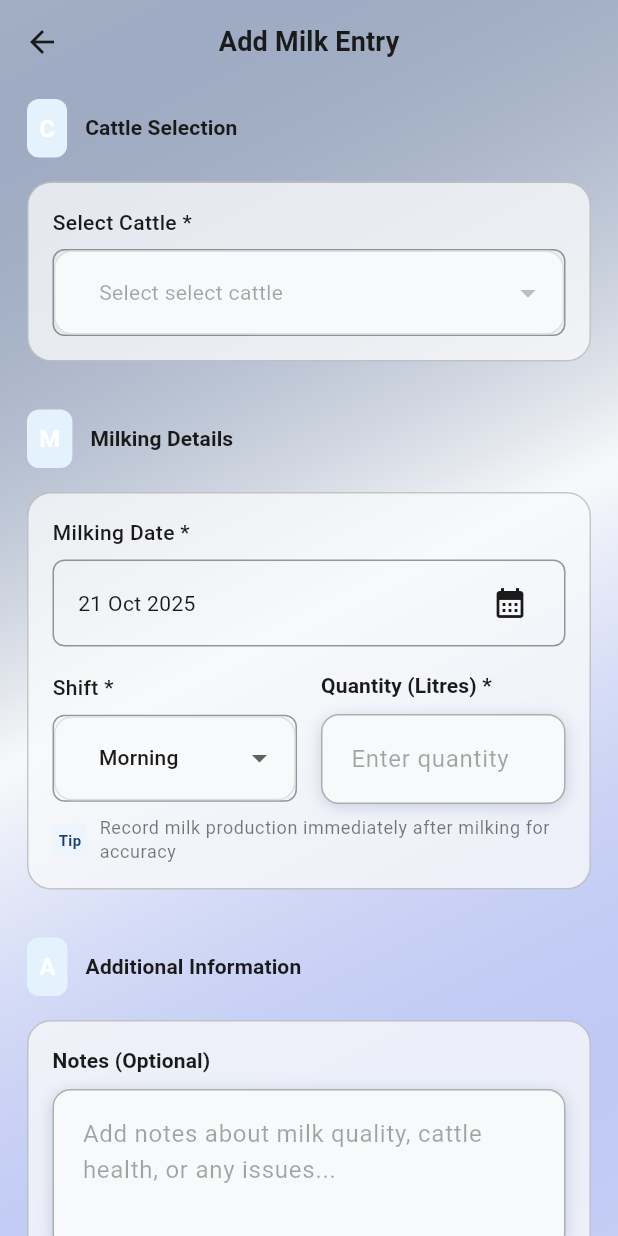
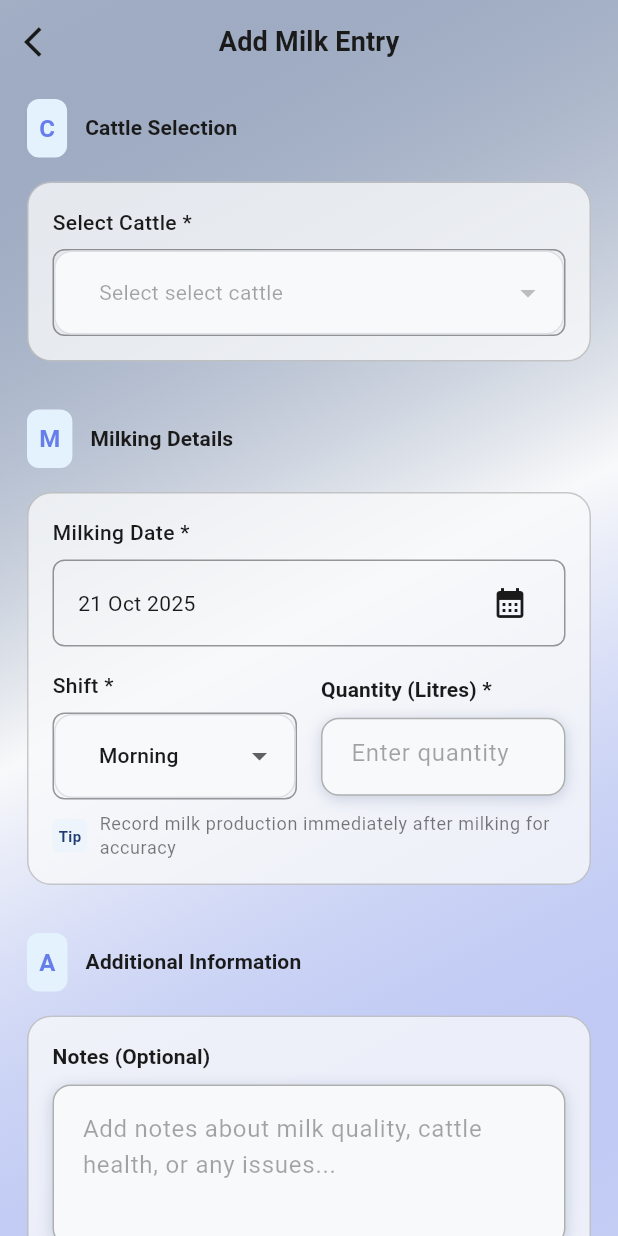
Before and after one commit to accee00/digital_dairy, a Flutter app: the AddMilkScreen screen opened by its route, on a phone screen of 412 x 824 dp. Run offline on Flutter 3.47's test engine with Material 3 defaults, Android fonts, the phone set to English and light mode, and no system bars; our stand-ins replace bloc, cached_network_image, equatable, firebase_core, flutter_bloc, flutter_dotenv and 8 more; accounts and stored records are empty.

Commit message:
Refactor:UI of milk log screen

```diff
--- a/lib/core/widget/custom_text_feild.dart
+++ b/lib/core/widget/custom_text_feild.dart
@@ -38,6 +38,7 @@ class CustomTextField extends StatelessWidget {
     this.autofocus = false,
     this.readOnly = false,
     this.onTap,
+    this.height,
   });
 
   /// The controller for managing the text input.
@@ -100,6 +101,8 @@ class CustomTextField extends StatelessWidget {
   /// A callback function that is called when the text field is tapped.
   final VoidCallback? onTap;
 
+  ///
+  final double? height;
   @override
   Widget build(BuildContext context) {
     final ColorScheme colorScheme = context.colorScheme;
@@ -119,6 +122,7 @@ class CustomTextField extends StatelessWidget {
           const SizedBox(height: 8),
         ],
         Container(
+          height: height,
           decoration: BoxDecoration(
             borderRadius: BorderRadius.circular(12),
             boxShadow: <BoxShadow>[
@@ -157,7 +161,7 @@ class CustomTextField extends StatelessWidget {
                       margin: const EdgeInsets.only(left: 16, right: 12),
                       child: Icon(
                         prefixIcon,
-                        color: colorScheme.primary.withOpacity(0.7),
+                        color: colorScheme.primary.withAlpha(178),
                         size: 22,
                       ),
                     )
@@ -183,15 +187,13 @@ class CustomTextField extends StatelessWidget {
               border: OutlineInputBorder(
                 borderRadius: BorderRadius.circular(12),
                 borderSide: BorderSide(
-                  color: colorScheme.outline.withOpacity(0.3),
-                  width: 1,
+                  color: colorScheme.outline.withAlpha(76),
                 ),
               ),
               enabledBorder: OutlineInputBorder(
                 borderRadius: BorderRadius.circular(12),
                 borderSide: BorderSide(
-                  color: colorScheme.outline.withOpacity(0.3),
-                  width: 1,
+                  color: colorScheme.outline.withAlpha(76),
                 ),
               ),
               focusedBorder: OutlineInputBorder(
@@ -200,7 +202,7 @@ class CustomTextField extends StatelessWidget {
               ),
               errorBorder: OutlineInputBorder(
                 borderRadius: BorderRadius.circular(12),
-                borderSide: BorderSide(color: colorScheme.error, width: 1),
+                borderSide: BorderSide(color: colorScheme.error),
               ),
               focusedErrorBorder: OutlineInputBorder(
                 borderRadius: BorderRadius.circular(12),
@@ -209,8 +211,7 @@ class CustomTextField extends StatelessWidget {
               disabledBorder: OutlineInputBorder(
                 borderRadius: BorderRadius.circular(12),
                 borderSide: BorderSide(
-                  color: colorScheme.outline.withOpacity(0.2),
-                  width: 1,
+                  color: colorScheme.outline.withAlpha(51),
                 ),
               ),
               errorStyle: textTheme.bodySmall?.copyWith(
@@ -218,7 +219,7 @@ class CustomTextField extends StatelessWidget {
                 fontWeight: FontWeight.w500,
               ),
               counterStyle: textTheme.bodySmall?.copyWith(
-                color: colorScheme.onSurface.withOpacity(0.6),
+                color: colorScheme.onSurface.withAlpha(153),
               ),
             ),
           ),
--- a/lib/core/widget/header_for_add.dart
+++ b/lib/core/widget/header_for_add.dart
@@ -13,6 +13,7 @@ class HeaderForAdd extends StatelessWidget {
     required this.title,
     required this.subTitle,
     required this.onTap,
+    this.padding,
     super.key,
   });
 
@@ -25,13 +26,15 @@ class HeaderForAdd extends StatelessWidget {
   /// The callback function that is called when the floating action button is pressed.
   final VoidCallback onTap;
 
+  ///
+  final EdgeInsetsGeometry? padding;
   @override
   Widget build(BuildContext context) {
     final TextTheme theme = context.textTheme;
     final ColorScheme color = context.colorScheme;
 
     return Padding(
-      padding: const EdgeInsets.fromLTRB(16, 0, 16, 10),
+      padding: padding ?? const EdgeInsets.fromLTRB(16, 0, 16, 10),
       child: Row(
         mainAxisAlignment: MainAxisAlignment.spaceBetween,
         children: <Widget>[
--- a/lib/features/milklog/presentation/view/add_milk_screen.dart
+++ b/lib/features/milklog/presentation/view/add_milk_screen.dart
@@ -50,7 +50,6 @@ class _AddMilkScreenState extends State<AddMilkScreen> {
     super.initState();
     if (isEdit) {
       _editMilkModel = widget.milkModel!;
-
       _selectedCattleId = _editMilkModel.cattleId;
       _selectedDate = _editMilkModel.date;
       _selectedShift = _editMilkModel.shift;
@@ -105,7 +104,10 @@ class _AddMilkScreenState extends State<AddMilkScreen> {
                 centerTitle: true,
                 leading: IconButton(
                   onPressed: () => Navigator.pop(context),
-                  icon: Icon(Icons.arrow_back, color: colorScheme.onSurface),
+                  icon: Icon(
+                    Icons.arrow_back_ios,
+                    color: colorScheme.onSurface,
+                  ),
                 ),
                 title: Text(
                   isEdit ? 'Edit Milk Entry' : 'Add Milk Entry',
@@ -166,7 +168,7 @@ class _AddMilkScreenState extends State<AddMilkScreen> {
         child: Text(
           title.substring(0, 1),
           style: TextStyle(
-            color: context.colorScheme.onPrimaryContainer,
+            color: context.colorScheme.secondary,
             fontWeight: FontWeight.bold,
             fontSize: 16,
           ),
@@ -249,6 +251,7 @@ class _AddMilkScreenState extends State<AddMilkScreen> {
             const SizedBox(width: 16),
             Expanded(
               child: CustomTextField(
+                height: 52,
                 labelText: 'Quantity (Litres) *',
                 controller: _quantityController,
                 hintText: 'Enter quantity',
@@ -318,6 +321,7 @@ class _AddMilkScreenState extends State<AddMilkScreen> {
         ),
         const SizedBox(height: 12),
         Container(
+          width: double.infinity,
           padding: const EdgeInsets.all(12),
           decoration: BoxDecoration(
             color: context.colorScheme.surfaceContainerHighest.withAlpha(100),
@@ -529,8 +533,8 @@ class _AddMilkScreenState extends State<AddMilkScreen> {
     showLoading(context);
 
     final MilkModel newMilkEntry = MilkModel(
-      id: _editMilkModel.id,
-      userId: _editMilkModel.userId,
+      id: isEdit ? _editMilkModel.id : null,
+      userId: isEdit ? _editMilkModel.userId : null,
       cattleId: _selectedCattleId!,
       date: isEdit ? _editMilkModel.date : _selectedDate!,
       shift: _selectedShift,
```
Also changed, not shown: lib/features/cattle/presentation/view/add_cattle_screen.dart (+5 -6 lines), lib/features/milklog/presentation/view/milk_log_screen.dart (+86 -57 lines).
